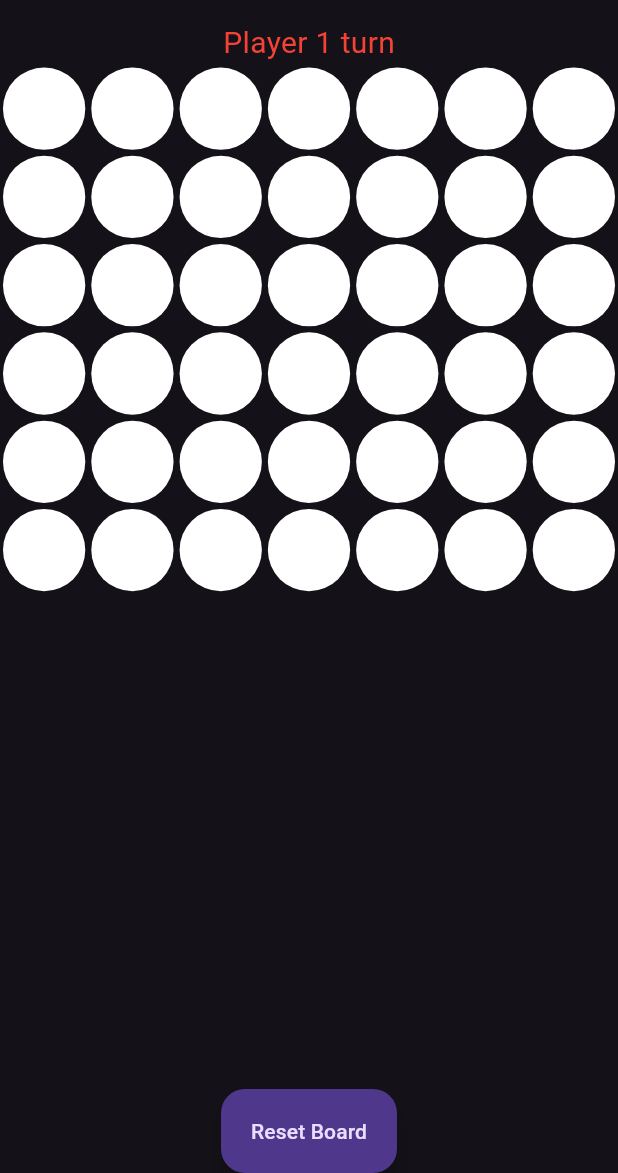
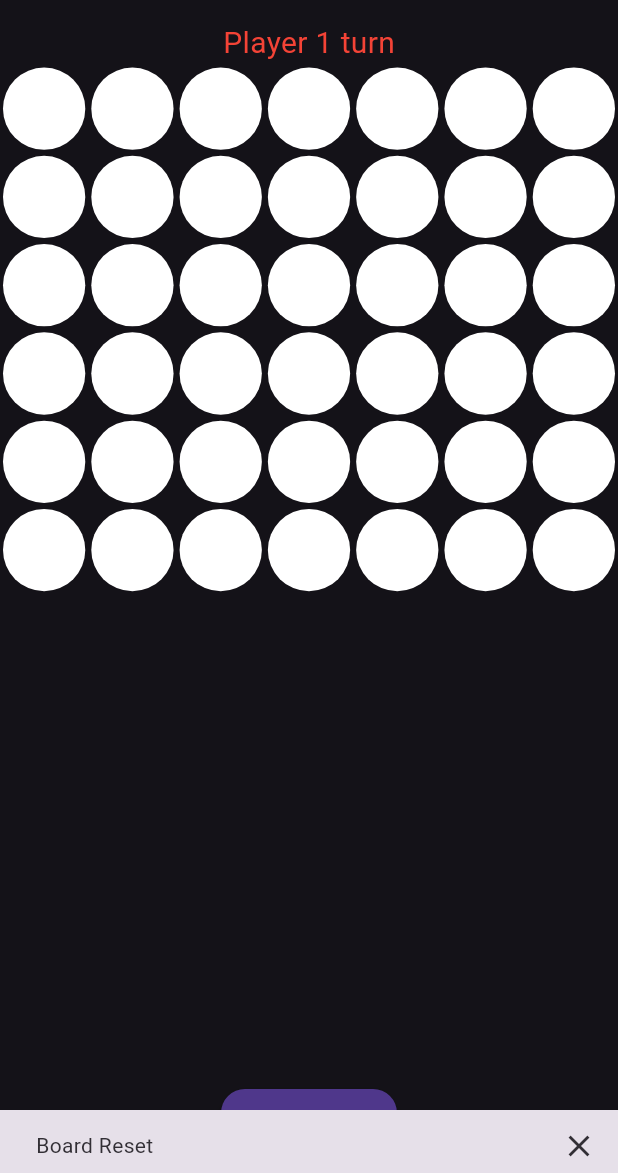
Before and after one commit to Aayushstha03/flutterFireConnectFour, a Flutter app: the GameScreen screen opened directly with empty values, after a tap on "Reset Board", on a phone screen of 412 x 824 dp, the part 63-1236 px from its top. Run offline on Flutter 3.47's test engine with Material 3 defaults, Android fonts, the phone set to English and light mode, and no system bars; our stand-ins replace cloud_firestore, firebase_core; accounts and stored records are empty.

Commit message:
resetBaord pop up

```diff
--- a/lib/providers/game_provider.dart
+++ b/lib/providers/game_provider.dart
@@ -39,7 +39,7 @@ class GameProvider with ChangeNotifier {
         .listen((snapshot) {
       if (snapshot.exists) {
         var data = snapshot.data()!;
-        print("Retrieved data from Firestore: $data");
+        // print("Retrieved data from Firestore: $data");
         var flatBoard = List<int>.from(data['board']);
         _gameBoard.board = List<List<int>>.generate(GameBoard.rows, (i) {
           return flatBoard.sublist(
--- a/lib/screens/game_screen.dart
+++ b/lib/screens/game_screen.dart
@@ -46,6 +46,13 @@ class GameScreen extends StatelessWidget {
           FloatingActionButton.extended(
             onPressed: () {
               gameProvider.resetGame();
+              ScaffoldMessenger.of(context).showSnackBar(
+                const SnackBar(
+                  duration: Durations.extralong1,
+                  showCloseIcon: true,
+                  content: Text('Board Reset'),
+                ),
+              );
             },
             label: const Text('Reset Board'),
           ),
```
